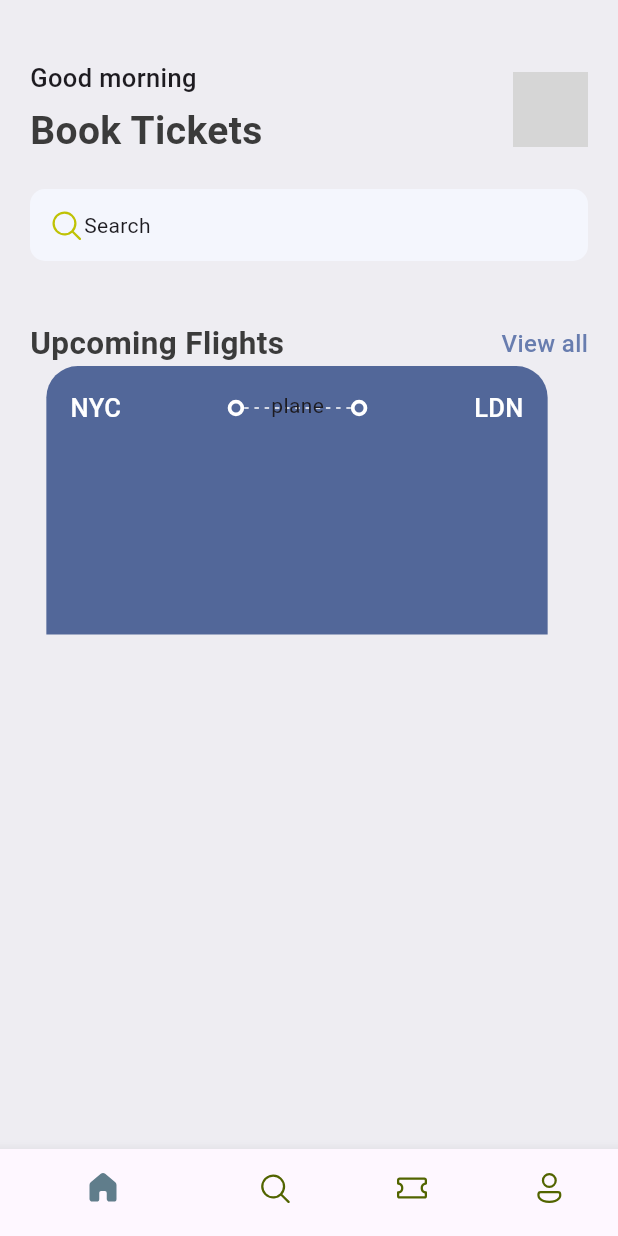
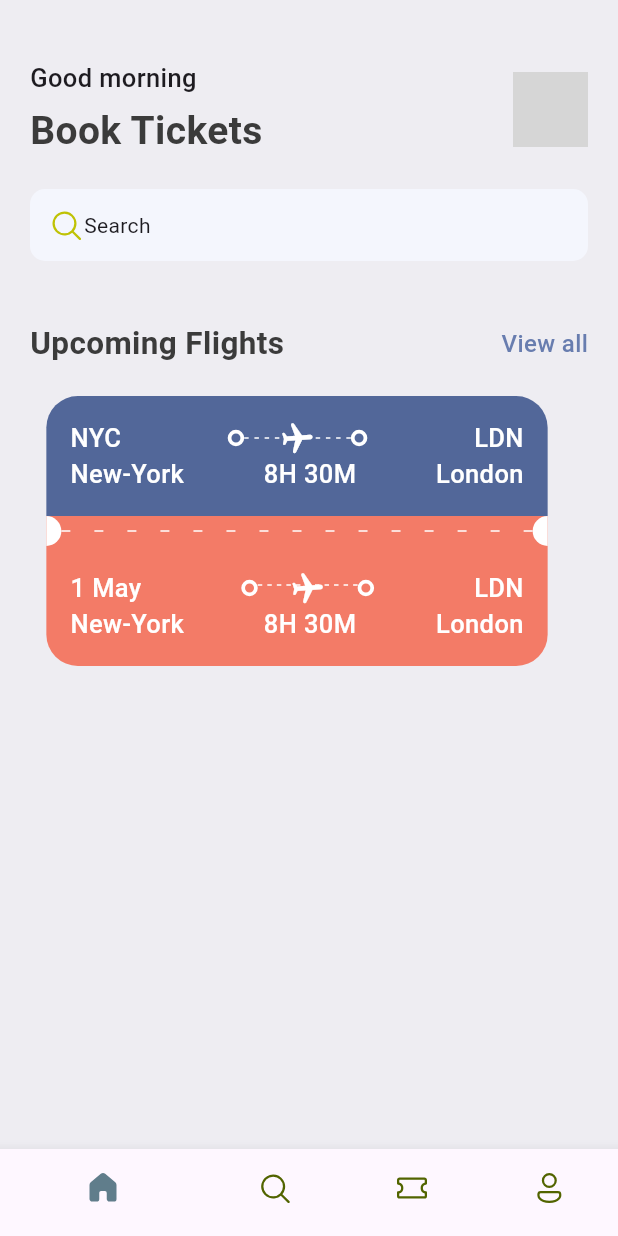
Before and after one commit to wynsumhi/Study-TicketApp, a Flutter app: the screen it shows after launch, on a phone screen of 412 x 824 dp. Run offline on Flutter 3.47's test engine with Material 3 defaults, Android fonts, the phone set to English and light mode, and no system bars; our stand-ins replace fluentui_icons; grey boxes are pictures that could not be loaded.

Commit message:
[STUDY] 삼항연산자를 이용한 스타일 위젯

```diff
--- a/lib/base/res/styles/app_styles.dart
+++ b/lib/base/res/styles/app_styles.dart
@@ -1,4 +1,5 @@
 import 'package:flutter/material.dart';
+import 'package:flutter/widgets.dart';
 
 Color primary = const Color(0xFF687daf);
 
@@ -6,7 +7,8 @@ class AppStyles {
   static Color primaryColor = primary;
   static Color bgColor = const Color(0xFFeeedf2);
   static Color textColor = const Color(0xFF3b3b3b);
-  static Color ticketColor = const Color(0xFF526799);
+  static Color ticketBlue = const Color(0xFF526799);
+  static Color ticketOrange = const Color(0xFFF37B67);
 
   static TextStyle textStyle =
       TextStyle(fontSize: 16, color: textColor, fontWeight: FontWeight.w500);
--- a/lib/base/widgets/app_layoutbuilder_widget.dart
+++ b/lib/base/widgets/app_layoutbuilder_widget.dart
@@ -2,8 +2,10 @@ import 'package:flutter/material.dart';
 
 class AppLayoutbuilderWidget extends StatelessWidget {
   final int randomDivider;
+  final double width;
 
-  const AppLayoutbuilderWidget({super.key, required this.randomDivider});
+  const AppLayoutbuilderWidget(
+      {super.key, required this.randomDivider, this.width = 3});
 
   @override
   Widget build(BuildContext context) {
@@ -15,10 +17,10 @@ class AppLayoutbuilderWidget extends StatelessWidget {
           direction: Axis.horizontal,
           children: List.generate(
             (constraints.constrainWidth() / randomDivider).floor(),
-            (index) => const SizedBox(
-              width: 3,
+            (index) => SizedBox(
+              width: width,
               height: 1,
-              child: DecoratedBox(
+              child: const DecoratedBox(
                 decoration: BoxDecoration(color: Colors.white),
               ),
             ),
--- /dev/null
+++ b/lib/base/widgets/big_circle.dart
@@ -0,0 +1,28 @@
+import 'package:flutter/material.dart';
+
+class BigCircle extends StatelessWidget {
+  final isRight;
+  const BigCircle({super.key, required this.isRight});
+
+  @override
+  Widget build(BuildContext context) {
+    return SizedBox(
+      height: 20,
+      width: 10,
+      child: DecoratedBox(
+        decoration: BoxDecoration(
+          color: Colors.white,
+          borderRadius: isRight == true
+              ? const BorderRadius.only(
+                  topLeft: Radius.circular(10),
+                  bottomLeft: Radius.circular(10),
+                )
+              : const BorderRadius.only(
+                  topRight: Radius.circular(10),
+                  bottomRight: Radius.circular(10),
+                ),
+        ),
+      ),
+    );
+  }
+}
--- a/lib/base/widgets/ticket_view.dart
+++ b/lib/base/widgets/ticket_view.dart
@@ -2,6 +2,7 @@ import 'package:flutter/material.dart';
 import 'package:flutter/widgets.dart';
 import 'package:ticket_app/base/res/styles/app_styles.dart';
 import 'package:ticket_app/base/widgets/app_layoutbuilder_widget.dart';
+import 'package:ticket_app/base/widgets/big_circle.dart';
 import 'package:ticket_app/base/widgets/big_dot.dart';
 
 class TicketView extends StatelessWidget {
@@ -13,35 +14,46 @@ class TicketView extends StatelessWidget {
     print(size.height);
     return SizedBox(
       width: size.width * 0.85,
-      height: 179,
+      height: 189,
       child: Container(
         margin: EdgeInsets.only(right: 16),
+        child: Column(
+          children: [
+            Container(
               padding: EdgeInsets.all(16),
               decoration: BoxDecoration(
-            color: AppStyles.ticketColor,
+                  color: AppStyles.ticketBlue,
                   borderRadius: BorderRadius.only(
-                topLeft: Radius.circular(21), topRight: Radius.circular(21))),
+                      topLeft: Radius.circular(21),
+                      topRight: Radius.circular(21))),
               child: Column(
                 children: [
+                  // show departure and destination with icon first time
                   Row(
                     mainAxisAlignment: MainAxisAlignment.spaceBetween,
                     children: [
                       Text("NYC",
-                    style:
-                        AppStyles.headLineStyle3.copyWith(color: Colors.white)),
+                          style: AppStyles.headLineStyle3
+                              .copyWith(color: Colors.white)),
                       Expanded(child: Container()),
                       const BigDot(),
                       Expanded(
                         child: Stack(
                           children: [
-                      SizedBox(
+                            const SizedBox(
                               height: 24,
                               child: AppLayoutbuilderWidget(
                                 randomDivider: 6,
                               ),
                             ),
                             Center(
-                        child: Text('plane'),
+                              child: Transform.rotate(
+                                angle: 1.5,
+                                child: const Icon(
+                                  Icons.local_airport_rounded,
+                                  color: Colors.white,
+                                ),
+                              ),
                             )
                           ],
                         ),
@@ -50,10 +62,131 @@ class TicketView extends StatelessWidget {
                       Expanded(child: Container()),
                       Text(
                         "LDN",
-                  style: AppStyles.headLineStyle3.copyWith(color: Colors.white),
+                        style: AppStyles.headLineStyle3
+                            .copyWith(color: Colors.white),
                       )
                     ],
+                  ),
+                  // show departure and destination name with time
+                  Row(
+                    mainAxisAlignment: MainAxisAlignment.spaceBetween,
+                    children: [
+                      Text(
+                        "New-York",
+                        style: AppStyles.headLineStyle3
+                            .copyWith(color: Colors.white),
+                      ),
+                      Expanded(child: Container()),
+                      Text(
+                        "8H 30M",
+                        style: AppStyles.headLineStyle3
+                            .copyWith(color: Colors.white),
+                      ),
+                      Expanded(child: Container()),
+                      Text(
+                        "London",
+                        style: AppStyles.headLineStyle3
+                            .copyWith(color: Colors.white),
                       )
+                    ],
+                  ),
+                ],
+              ),
+            ),
+            Container(
+              height: 20,
+              color: AppStyles.ticketOrange,
+              child: Row(
+                children: [
+                  const BigCircle(
+                    isRight: false,
+                  ),
+                  Expanded(
+                      child: AppLayoutbuilderWidget(
+                    randomDivider: 20,
+                    width: 6,
+                  )),
+                  const BigCircle(
+                    isRight: true,
+                  )
+                ],
+              ),
+            ),
+            // start bottom orange
+            Container(
+              padding: EdgeInsets.all(16),
+              decoration: BoxDecoration(
+                  color: AppStyles.ticketOrange,
+                  borderRadius: BorderRadius.only(
+                      bottomLeft: Radius.circular(21),
+                      bottomRight: Radius.circular(21))),
+              child: Column(
+                children: [
+                  // show departure and destination with icon first time
+                  Row(
+                    mainAxisAlignment: MainAxisAlignment.spaceBetween,
+                    children: [
+                      Text("1 May",
+                          style: AppStyles.headLineStyle3
+                              .copyWith(color: Colors.white)),
+                      Expanded(child: Container()),
+                      const BigDot(),
+                      Expanded(
+                        child: Stack(
+                          children: [
+                            const SizedBox(
+                              height: 20,
+                              child: AppLayoutbuilderWidget(
+                                randomDivider: 6,
+                              ),
+                            ),
+                            Center(
+                              child: Transform.rotate(
+                                angle: 1.5,
+                                child: const Icon(
+                                  Icons.local_airport_rounded,
+                                  color: Colors.white,
+                                ),
+                              ),
+                            )
+                          ],
+                        ),
+                      ),
+                      const BigDot(),
+                      Expanded(child: Container()),
+                      Text(
+                        "LDN",
+                        style: AppStyles.headLineStyle3
+                            .copyWith(color: Colors.white),
+                      )
+                    ],
+                  ),
+                  // show departure and destination name with time
+                  Row(
+                    mainAxisAlignment: MainAxisAlignment.spaceBetween,
+                    children: [
+                      Text(
+                        "New-York",
+                        style: AppStyles.headLineStyle3
+                            .copyWith(color: Colors.white),
+                      ),
+                      Expanded(child: Container()),
+                      Text(
+                        "8H 30M",
+                        style: AppStyles.headLineStyle3
+                            .copyWith(color: Colors.white),
+                      ),
+                      Expanded(child: Container()),
+                      Text(
+                        "London",
+                        style: AppStyles.headLineStyle3
+                            .copyWith(color: Colors.white),
+                      )
+                    ],
+                  ),
+                ],
+              ),
+            ),
           ],
         ),
       ),
--- a/lib/screens/home_screen.dart
+++ b/lib/screens/home_screen.dart
@@ -88,7 +88,8 @@ class HomeScreen extends StatelessWidget {
                   bigText: 'Upcoming Flights',
                   smallText: 'View all',
                 ),
-                TicketView(),
+                const SizedBox(height: 20),
+                const TicketView(),
               ],
             ),
           ),
```
Lines whose indentation alone changed are shown as unchanged.
